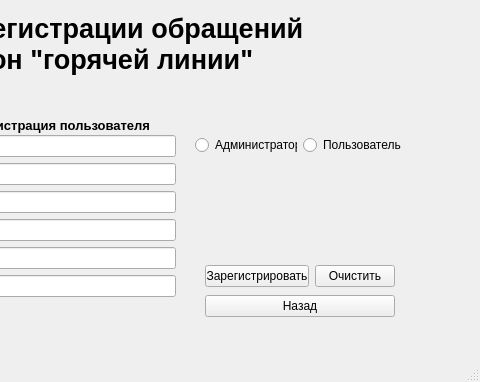
SushkowAndrey/CallRegistration, file CallRegistration/mainwindow.ui: the form before one commit; both pictures show x 365 to 845 and y 165 to 547 of the 845 by 547 pixel window.
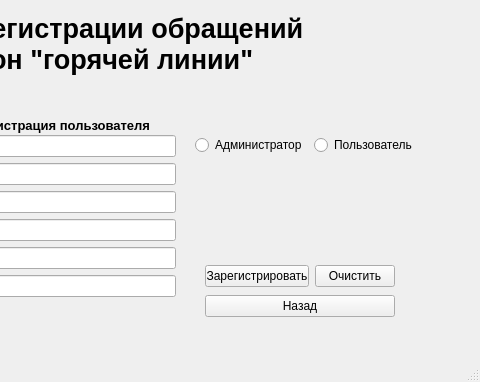
The form after the commit. The open tabs and pages were chosen to show the change. Icons and pictures are not drawn.

Commit message: #1 - Заполнение таблицы обращений (CheckBox)

What changed in the file:
```diff
--- a/CallRegistration/mainwindow.ui
+++ b/CallRegistration/mainwindow.ui
@@ -255,7 +255,7 @@
        <rect>
         <x>460</x>
         <y>30</y>
-        <width>209</width>
+        <width>231</width>
         <height>21</height>
        </rect>
       </property>
@@ -327,7 +327,7 @@
         <x>10</x>
         <y>30</y>
         <width>431</width>
-        <height>185</height>
+        <height>261</height>
        </rect>
       </property>
       <layout class="QGridLayout" name="gridLayout_7">
@@ -412,6 +412,18 @@
        </item>
       </layout>
      </widget>
+     <widget class="QStackedWidget" name="stackedWidget_2">
+      <property name="geometry">
+       <rect>
+        <x>460</x>
+        <y>10</y>
+        <width>111</width>
+        <height>91</height>
+       </rect>
+      </property>
+      <widget class="QWidget" name="page_7"/>
+      <widget class="QWidget" name="page_8"/>
+     </widget>
      <zorder>label_18</zorder>
      <zorder>layoutWidget</zorder>
      <zorder>layoutWidget</zorder>
```
Left out of the diff: 63 changed lines with no effect on the pictures. The commit also changes 7 other files.
